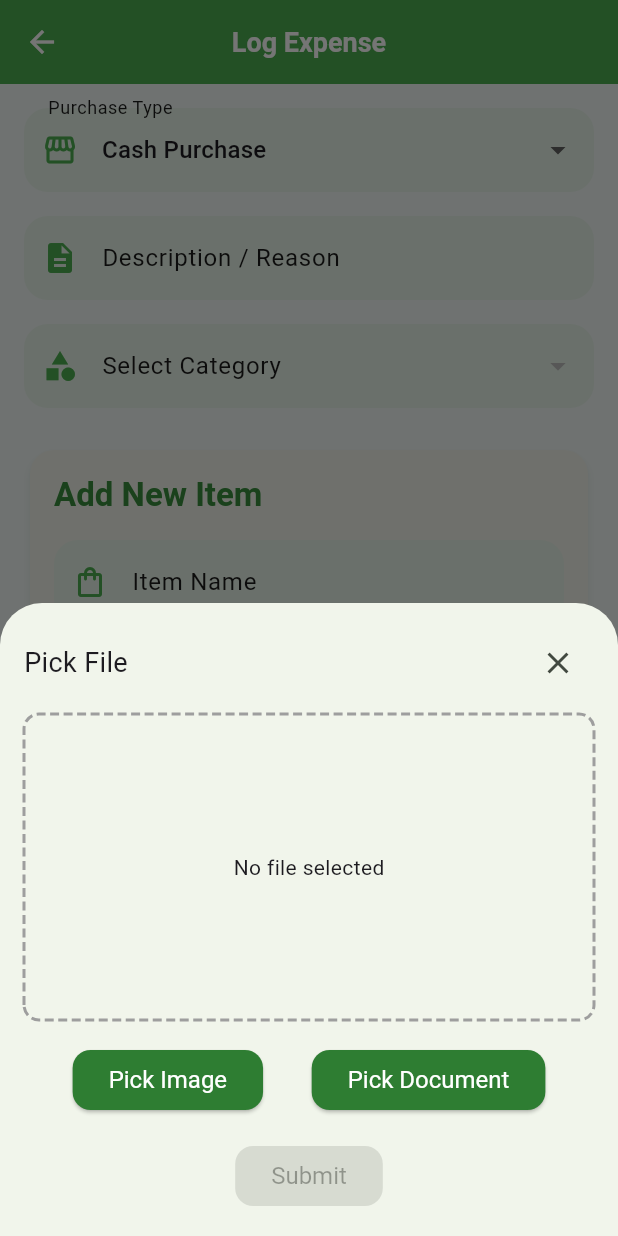
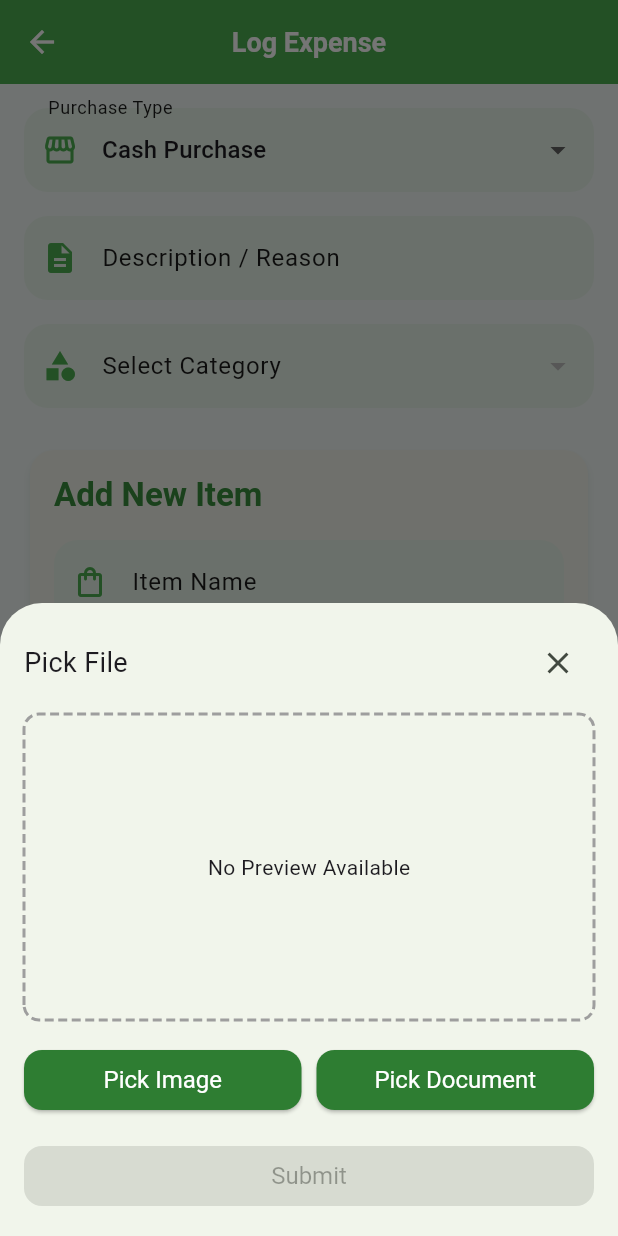
Before and after one commit to invins2003/HRM, a Flutter app: the LogExpenseScreen screen opened directly, after a tap on "Attach Document (Optional)", on a phone screen of 412 x 824 dp. Run offline on Flutter 3.47's test engine with Material 3 defaults, Android fonts, the light colour scheme and no system bars; drawn by our look-alikes of dotted_border; our stand-ins replace camera, dio, file_picker, flutter_dotenv, get, google_fonts and 5 more; missing offline and left inert: flutter_windowmanager_plus, google_mlkit_face_detection, syncfusion_flutter_pdfviewer, tflite_flutter; accounts and stored records are empty; network calls fail.

Commit message:
prototype 2.5.0

```diff
--- a/lib/main.dart
+++ b/lib/main.dart
@@ -13,7 +13,7 @@ import 'module/MainScreen/MainScreen.dart';
 void main() async {
   WidgetsFlutterBinding.ensureInitialized();
   await EnvConfig.load();
-  // await FlutterWindowManagerPlus.addFlags(FlutterWindowManagerPlus.FLAG_SECURE);
+  await FlutterWindowManagerPlus.addFlags(FlutterWindowManagerPlus.FLAG_SECURE);
   SystemChrome.setPreferredOrientations([
     DeviceOrientation.portraitUp,
     DeviceOrientation.portraitDown,
--- a/lib/module/expense/screens/log_expense_screen.dart
+++ b/lib/module/expense/screens/log_expense_screen.dart
@@ -87,19 +87,22 @@ class _LogExpenseScreenState extends State<LogExpenseScreen> {
                     const SizedBox(height: 10),
 
                     // Updated Dotted Border
+                    // Updated Dotted Border
               DottedBorder(
                 options: RoundedRectDottedBorderOptions(
-                      radius: BorderType.Radius.circular(10),
+                  radius: BorderType.Radius.circular(10), // Your radius
                   dashPattern: const [6, 3],
                   color: Colors.grey,
                   strokeWidth: 2,
                 ),
+                child: ClipRRect( // <-- ADD THIS WIDGET
+                  borderRadius: BorderRadius.circular(10), // <-- MATCH THE RADIUS
                   child: Container(
                     height: 200,
                     width: double.infinity,
                     alignment: Alignment.center,
                     child: tempDocument == null
-                          ? const Text("No file selected")
+                        ? const Text("No Preview Available")
                         : Stack(
                             children: [
                               Center(
@@ -113,6 +116,7 @@ class _LogExpenseScreenState extends State<LogExpenseScreen> {
                                         tempDocument!,
                                         fit: BoxFit.cover,
                                         width: double.infinity,
+                                        height: 200, // Ensure image fills the container height too
                                       ),
                               ),
                               // close button inside dotted border
@@ -139,13 +143,15 @@ class _LogExpenseScreenState extends State<LogExpenseScreen> {
                             ],
                           ),
                   ),
+                ), // <-- END ClipRRect
               ),
 
                     const SizedBox(height: 16),
                     Row(
                       mainAxisAlignment: MainAxisAlignment.spaceEvenly,
                       children: [
-                      ElevatedButton(
+                        Expanded(
+                          child: ElevatedButton(
                             onPressed: () async {
                               final XFile? image = await _picer.pickImage(
                                 source: ImageSource.camera,
@@ -158,7 +164,10 @@ class _LogExpenseScreenState extends State<LogExpenseScreen> {
                             },
                             child: const Text("Pick Image"),
                           ),
-                      ElevatedButton(
+                        ),
+                        SizedBox(width: 10,),
+                        Expanded(
+                          child: ElevatedButton(
                             onPressed: () async {
                               FilePickerResult? result = await FilePicker.platform
                                   .pickFiles(
@@ -179,12 +188,16 @@ class _LogExpenseScreenState extends State<LogExpenseScreen> {
                             },
                             child: const Text("Pick Document"),
                           ),
+                        ),
                       ],
                     ),
                     const SizedBox(height: 16),
 
                     // Submit Button
-                  ElevatedButton(
+                    Row(
+                      children: [
+                        Expanded(
+                          child: ElevatedButton(
                             onPressed: tempDocument == null
                                 ? null
                                 : () {
@@ -203,6 +216,9 @@ class _LogExpenseScreenState extends State<LogExpenseScreen> {
                                     // );
                                   },
                             child: const Text("Submit"),
+                          ),
+                        ),
+                      ],
                     ),
                   ],
                 ),
```
Also changed, not shown: pubspec.lock. Lines whose indentation alone changed are shown as unchanged.
